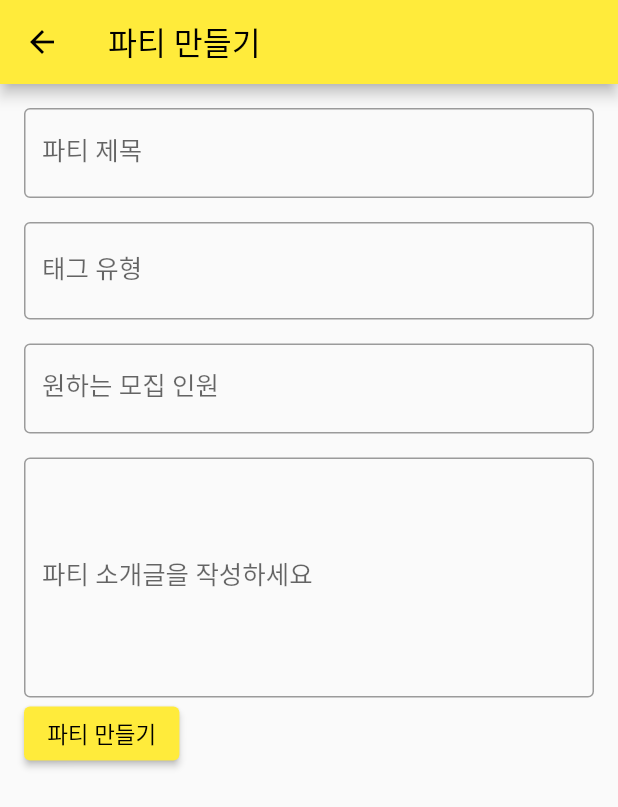
After one commit to 23-1-CapstoneDesign/FIGHT_GONGGANG, a Flutter app: the PartyPage screen opened directly, after a tap on the "add" icon, on a phone screen of 412 x 824 dp. The commit adds this screen. Shown: the top 807 px of the screen. Run offline on Flutter 3.47's test engine with Material 2 defaults, Android fonts, the light colour scheme and no system bars; our stand-ins replace flutter_dotenv, flutter_time_picker_spinner, fluttertoast, geolocator, google_fonts, image_picker and 5 more; missing offline and left inert: cupertino_date_textbox, kakao_flutter_sdk, kakaomap_webview, mongo_dart, syncfusion_localizations; accounts and stored records are empty; network calls fail.

Commit message:
make_party

```diff
--- /dev/null
+++ b/lib/Maintab/party/make_party.dart
@@ -0,0 +1,91 @@
+import 'package:flutter/material.dart';
+
+class MakePartyPage extends StatefulWidget {
+  @override
+  _MakePartyPageState createState() => _MakePartyPageState();
+}
+
+class _MakePartyPageState extends State<MakePartyPage> {
+  String title = '';
+  String tags = '';
+  int maxMembers = 0;
+  String description = '';
+
+  void submitParty() {
+    // 파티 DB연결
+  }
+
+  @override
+  Widget build(BuildContext context) {
+    return Scaffold(
+      appBar: AppBar(
+        title: Text('파티 만들기'),
+      ),
+      body: SingleChildScrollView(
+        padding: EdgeInsets.all(16),
+        child: Column(
+          crossAxisAlignment: CrossAxisAlignment.start,
+          children: <Widget>[
+            TextField(
+              decoration: InputDecoration(
+                labelText: '파티 제목',
+                border: OutlineInputBorder(),
+              ),
+              onChanged: (value) {
+                setState(() {
+                  title = value;
+                });
+              },
+            ),
+            SizedBox(height: 16),
+            TextField(
+              decoration: InputDecoration(
+                labelText: '태그 유형',
+                hintText: '#운동 #공부',
+                hintStyle: TextStyle(
+                  color: Colors.grey[400],
+                ),
+                border: OutlineInputBorder(),
+              ),
+              onChanged: (value) {
+                setState(() {
+                  tags = value;
+                });
+              },
+            ),
+            SizedBox(height: 16),
+            TextField(
+              decoration: InputDecoration(
+                labelText: '원하는 모집 인원',
+                border: OutlineInputBorder(),
+              ),
+              keyboardType: TextInputType.number,
+              onChanged: (value) {
+                setState(() {
+                  maxMembers = int.tryParse(value) ?? 0;
+                });
+              },
+            ),
+            SizedBox(height: 16),
+            TextField(
+              maxLines: 6,
+              decoration: InputDecoration(
+                labelText: '파티 소개글을 작성하세요',
+                border: OutlineInputBorder(),
+              ),
+              onChanged: (value) {
+                setState(() {
+                  description = value;
+                });
+              },
+            ),
+            ElevatedButton(
+              onPressed: submitParty,
+              child: Text('파티 만들기'),
+            ),
+          ],
+        ),
+      ),
+    );
+  }
+}
--- a/lib/Maintab/party/party_main.dart
+++ b/lib/Maintab/party/party_main.dart
@@ -5,6 +5,7 @@ import 'package:fighting_gonggang/Layout/Dashboard.dart';
 import '../../Layout/navbar.dart';
 
 import 'party_popup.dart';
+import 'make_party.dart';
 
 class Post {
   final String partyName;
@@ -107,6 +108,20 @@ class _PartyPageState extends State<PartyPage> {
               },
             ),
           ),
+          Row(
+            mainAxisAlignment: MainAxisAlignment.end,
+            children: [
+              FloatingActionButton(
+                  onPressed: () {
+                    Navigator.push(
+                        context,
+                        MaterialPageRoute(
+                            builder: (context) => MakePartyPage()));
+                  },
+                  backgroundColor: Colors.lightGreen,
+                  child: Icon(Icons.add)),
+            ],
+          )
         ],
       ),
     );
```
Also changed, not shown: lib/Maintab/comunity/community_post.dart (+0 -9 lines), lib/Maintab/comunity/community_youthPolicy.dart (deleted, +0 -51 lines), lib/login.dart (+3 -10 lines).
